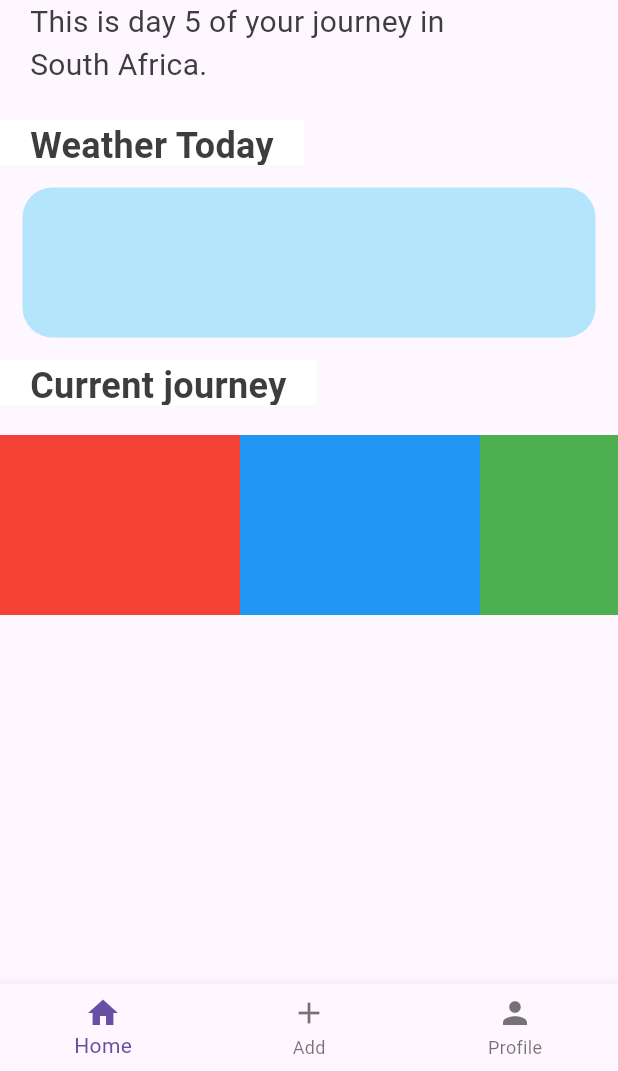
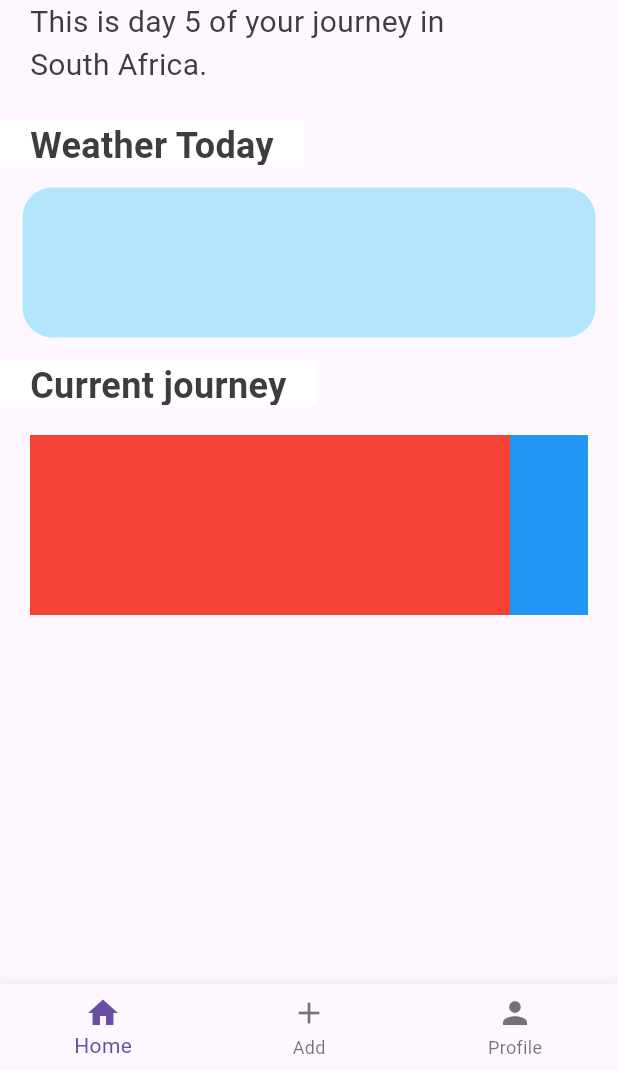
Before and after one commit to RensvGemert98/flutter-travelapp, a Flutter app: the HomePage screen opened directly, on a phone screen of 412 x 824 dp, the part 165-1236 px from its top. Run offline on Flutter 3.47's test engine with Material 3 defaults, Android fonts, the phone set to English and light mode, and no system bars; project files that could hold a hidden picture were left out.

Commit message:
UI update

```diff
--- a/travelapp/lib/pages/home.dart
+++ b/travelapp/lib/pages/home.dart
@@ -65,6 +65,8 @@ class HomePage extends StatelessWidget {
             ),
           ),
           Container(
+            padding: const EdgeInsets.fromLTRB(20, 0, 20, 0),
+            decoration: BoxDecoration(borderRadius: BorderRadius.circular(20)),
             margin: const EdgeInsets.symmetric(vertical: 20),
             height: 120,
             child: ListView(
@@ -72,23 +74,23 @@ class HomePage extends StatelessWidget {
               scrollDirection: Axis.horizontal,
               children: <Widget>[
                 Container(
-                  width: 160,
+                  width: 320,
                   color: Colors.red,
                 ),
                 Container(
-                  width: 160,
+                  width: 320,
                   color: Colors.blue,
                 ),
                 Container(
-                  width: 160,
+                  width: 320,
                   color: Colors.green,
                 ),
                 Container(
-                  width: 160,
+                  width: 320,
                   color: Colors.yellow,
                 ),
                 Container(
-                  width: 160,
+                  width: 320,
                   color: Colors.orange,
                 ),
               ],
```
